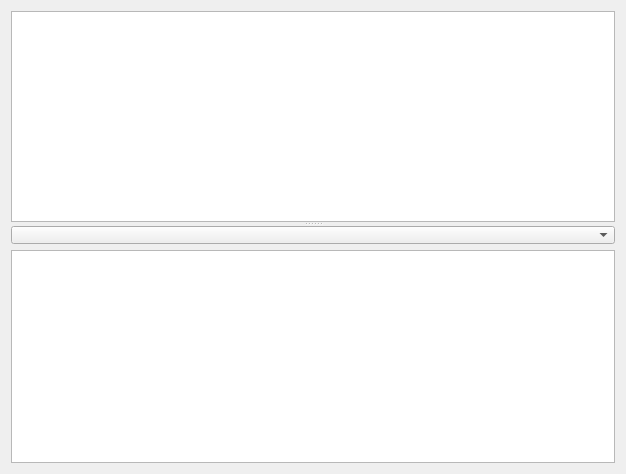
First picture: the form in NBAdmin/TabWindow.ui, repository gitnitrosbase/QtAdmin, before the edit.
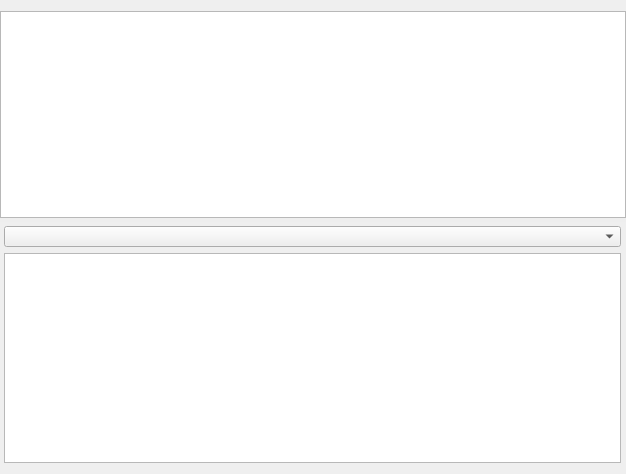
Second picture: the form after the edit. Icons and pictures are not drawn.

Diff of the .ui file:
```diff
--- a/NBAdmin/TabWindow.ui
+++ b/NBAdmin/TabWindow.ui
@@ -17,8 +17,23 @@
    <string notr="true">QTextEdit {	border: 0;}QComboBox {	font: 10pt \&quot;Segoe UI\&quot;;    color: #555;	border: 1px solid #ced4da;}QComboBox::drop-down {    border: 0px;}QComboBox::down-arrow {	image: url(:/images/arrow.svg);	width: 10px;	height: 10px;}QComboBox::on {	border: 4px solid #c2dbfe;}QComboBox QListView {	font-size: 12px;	border: 1px solid rgba(0,0,0,10%);	padding: 5px;		background-color: #fff;	outline: 0px;}QComboBox QListView::item {	font: 10pt \&quot;Segoe UI\&quot;;	padding-left: 10px;	background-color: #fff;	}QComboBox QListView::item {		background-color: #1e90ff;}QComboBox QListView::item::selectd {	background-color: #1e90ff;}QTableView {	border: 0px;}</string>
   </property>
   <layout class="QVBoxLayout" name="verticalLayout">
+   <property name="leftMargin">
+    <number>0</number>
+   </property>
+   <property name="rightMargin">
+    <number>0</number>
+   </property>
    <item>
     <widget class="QSplitter" name="splitter">
+     <property name="styleSheet">
+      <string notr="true">QSplitter::handle
+{
+	background-color: #eee;
+}
+QSplitter::item {
+	padding: 0px 9px 0px 9px;
+} </string>
+     </property>
      <property name="orientation">
       <enum>Qt::Vertical</enum>
      </property>
@@ -30,19 +45,27 @@
       </property>
       <layout class="QGridLayout" name="gridLayout">
        <property name="leftMargin">
-        <number>0</number>
+        <number>4</number>
        </property>
        <property name="topMargin">
-        <number>0</number>
+        <number>4</number>
        </property>
        <property name="rightMargin">
-        <number>0</number>
+        <number>5</number>
        </property>
        <property name="bottomMargin">
         <number>0</number>
        </property>
        <item row="0" column="0">
         <widget class="QComboBox" name="comboBox_">
+         <property name="font">
+          <font>
+           <family>&quot;Segoe UI&quot;</family>
+           <pointsize>10</pointsize>
+           <italic>false</italic>
+           <bold>false</bold>
+          </font>
+         </property>
          <property name="styleSheet">
           <string notr="true">margin: 0;
 padding: 0;</string>
@@ -52,61 +75,17 @@
        <item row="1" column="0">
         <widget class="QTableView" name="tableWidget_">
          <property name="styleSheet">
-          <string notr="true">QScrollBar:horizontal {
-    border: 2px solid grey;
-    background: #32CC99;
-    height: 15px;
-    margin: 0px 20px 0 20px;
+          <string notr="true">QTableView {	
+	font: 12pt &quot;Segoe UI&quot;;	
+	/*border: 1px solid #ececec;*/
+	/*border-top: 1px solid #ececec;*/
 }
-QScrollBar::handle:horizontal {
-    background: white;
-    min-width: 20px;
+QHeaderView::section {
+	font: 12pt &quot;Segoe UI&quot;;
+	
 }
-QScrollBar::add-line:horizontal {
-    border: 2px solid grey;
-    background: #32CC99;
-    width: 20px;
-    subcontrol-position: right;
-    subcontrol-origin: margin;
-}
 
-QScrollBar::sub-line:horizontal {
-    border: 2px solid grey;
-    background: #32CC99;
-    width: 20px;
-    subcontrol-position: left;
-    subcontrol-origin: margin;
-}
-
-
-QScrollBar:vertical {
-	min-width: 20px;
-    border: 2px solid grey;
-    background: #32CC99;
-    height: 15px;
-    margin: 0px 20px 0 20px;
-}
-QScrollBar::handle:vertical {
-    background: white;
-    min-width: 20px;
-	min-height: 20px;
-}
-QScrollBar::add-line:vertical {
-    border: 2px solid grey;
-    background: #32CC99;
-    width: 20px;
-    subcontrol-position: right;
-    subcontrol-origin: margin;
-	min-height: 20px;
-}
-
-QScrollBar::sub-line:vertical {
-    border: 2px solid grey;
-    background: #32CC99;
-    width: 20px;
-    subcontrol-position: left;
-    subcontrol-origin: margin;
-}</string>
+	</string>
          </property>
         </widget>
        </item>
```
